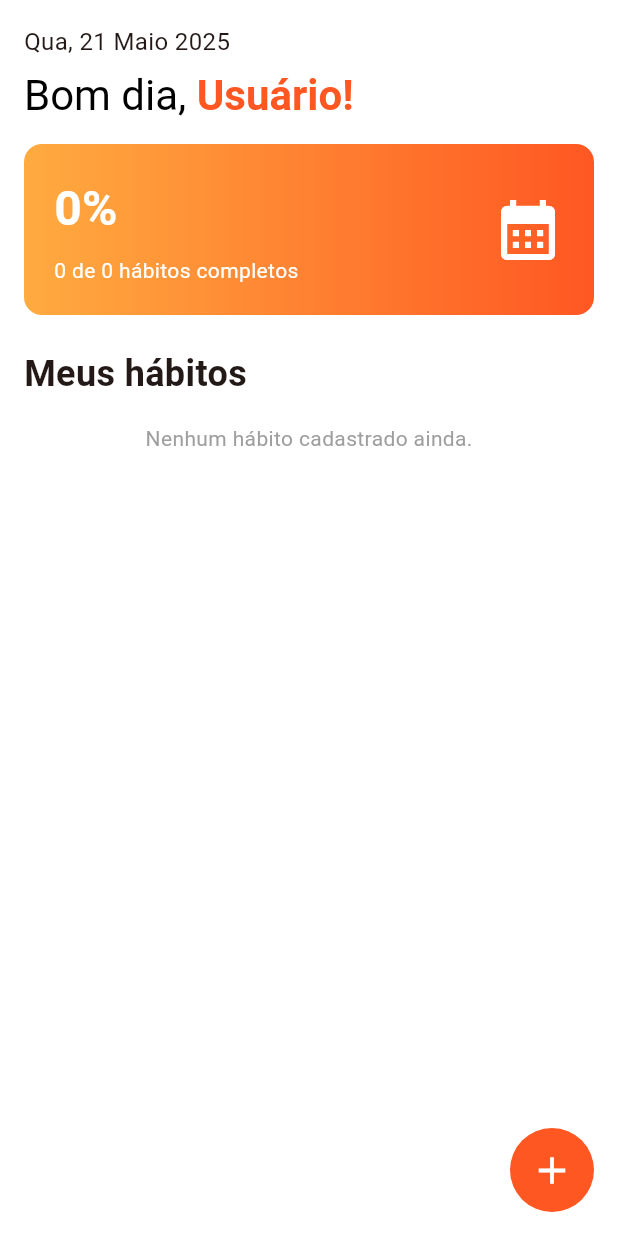
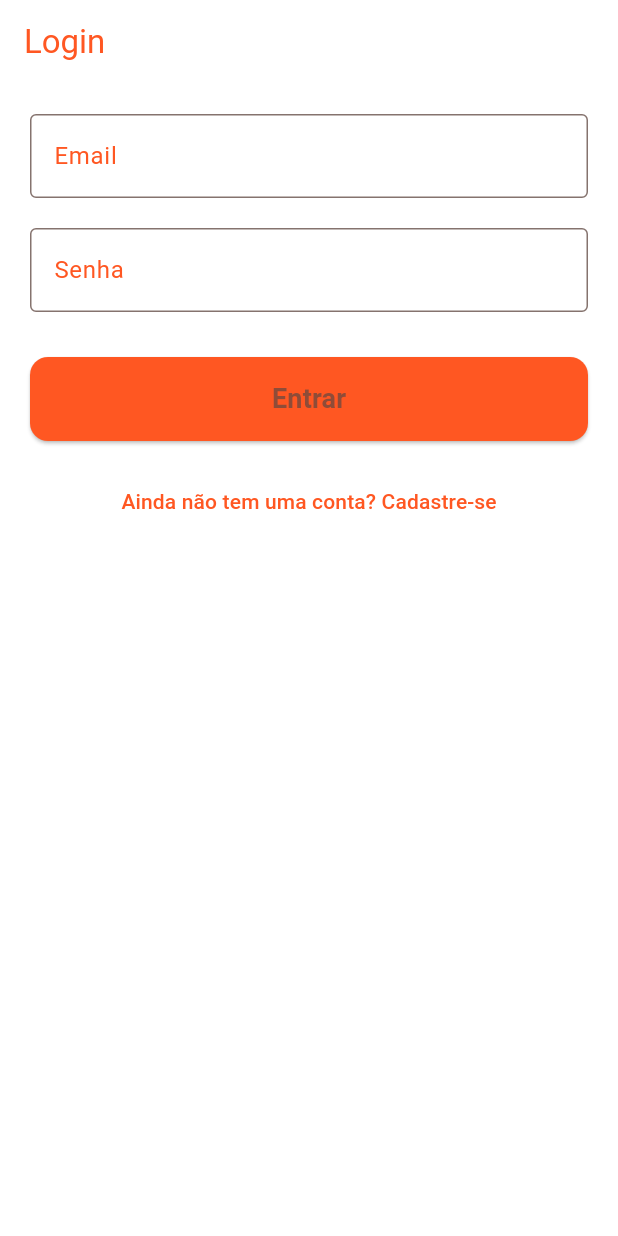
Before and after one commit to Biguelini/Aplicativo-de-Habito, a Flutter app: the screen it shows after launch, on a phone screen of 412 x 824 dp. Run offline on Flutter 3.47's test engine with Material 3 defaults, Android fonts, the phone set to English and light mode, and no system bars; our stand-ins replace cloud_firestore, firebase_auth, firebase_core; accounts and stored records are empty.

```diff
--- /dev/null
+++ b/lib/auth_gate.dart
@@ -0,0 +1,48 @@
+import 'package:firebase_auth/firebase_auth.dart';
+import 'package:flutter/material.dart';
+import 'package:flutter_aula_1/screens/login_screen.dart';
+import 'package:flutter_aula_1/screens/register_screen.dart';
+
+class AuthGate extends StatefulWidget {
+  final Widget child;
+  const AuthGate({super.key, required this.child});
+
+  @override
+  State<AuthGate> createState() => _AuthGateState();
+}
+
+class _AuthGateState extends State<AuthGate> {
+  bool _showLogin = true;
+
+  void toggleForm() {
+    setState(() {
+      _showLogin = !_showLogin;
+    });
+  }
+
+  @override
+  Widget build(BuildContext context) {
+    return StreamBuilder<User?>(
+      stream: FirebaseAuth.instance.authStateChanges(),
+      builder: (ctx, snapshot) {
+        if (snapshot.connectionState == ConnectionState.waiting) {
+          return const Scaffold(
+            body: Center(child: CircularProgressIndicator()),
+          );
+        }
+
+        if (!snapshot.hasData) {
+          // Se não estiver logado, mostra Login ou Register
+          if (_showLogin) {
+            return LoginScreen(onSwitchToRegister: toggleForm);
+          } else {
+            return RegisterScreen(onSwitchToLogin: toggleForm);
+          }
+        }
+
+        // Se estiver logado, mostra o app
+        return widget.child;
+      },
+    );
+  }
+}
--- a/lib/main.dart
+++ b/lib/main.dart
@@ -1,20 +1,21 @@
+import 'package:firebase_core/firebase_core.dart';
 import 'package:flutter/material.dart';
+import 'package:flutter_aula_1/auth_gate.dart';
+import 'package:flutter_aula_1/firebase_options.dart';
 import 'package:flutter_aula_1/providers/habito_provider.dart';
 import 'package:flutter_aula_1/screens/habito_detail_screen.dart';
 import 'package:flutter_aula_1/screens/habito_form_screen.dart';
 import 'package:flutter_aula_1/screens/home_screen.dart';
+import 'package:flutter_aula_1/screens/login_screen.dart';
+import 'package:flutter_aula_1/screens/register_screen.dart';
 import 'package:provider/provider.dart';
 
-void main() {
-  runApp(const HabitoTrackerApp());
-}
+void main() async {
+  WidgetsFlutterBinding.ensureInitialized();
+  await Firebase.initializeApp(options: DefaultFirebaseOptions.currentPlatform);
 
-class HabitoTrackerApp extends StatelessWidget {
-  const HabitoTrackerApp({super.key});
-
-  @override
-  Widget build(BuildContext context) {
-    return ChangeNotifierProvider(
+  runApp(
+    ChangeNotifierProvider(
       create: (ctx) => HabitoProvider(),
       child: MaterialApp(
         title: 'Acompanhamento de Habito',
@@ -24,13 +25,17 @@ class HabitoTrackerApp extends StatelessWidget {
           scaffoldBackgroundColor: Colors.white,
         ),
         debugShowCheckedModeBanner: false,
-        initialRoute: '/',
+        home: const AuthGate(
+          child: HomeScreen(), // ou seu widget root depois do login
+        ),
         routes: {
-          '/': (ctx) => const HomeScreen(),
           '/add-habito': (ctx) => const HabitoFormScreen(),
           '/habito-detail': (ctx) => const HabitoDetailScreen(),
+          '/login': (ctx) => const LoginScreen(),
+          '/home': (ctx) => const HomeScreen(),
+          '/register': (ctx) => const RegisterScreen(),
         },
       ),
-    );
-  }
+    ),
+  );
 }
--- /dev/null
+++ b/lib/screens/login_screen.dart
@@ -0,0 +1,143 @@
+import 'package:flutter/material.dart';
+import 'package:firebase_auth/firebase_auth.dart';
+
+class LoginScreen extends StatefulWidget {
+  final VoidCallback? onSwitchToRegister;
+
+  const LoginScreen({super.key, this.onSwitchToRegister});
+
+  @override
+  State<LoginScreen> createState() => _LoginScreenState();
+}
+
+class _LoginScreenState extends State<LoginScreen> {
+  final _formKey = GlobalKey<FormState>();
+  String _email = '';
+  String _password = '';
+  bool _isLoading = false;
+  String? _errorMessage;
+
+  Future<void> _login() async {
+    final isValid = _formKey.currentState?.validate();
+    if (!isValid!) return;
+
+    _formKey.currentState!.save();
+
+    setState(() {
+      _isLoading = true;
+      _errorMessage = null;
+    });
+
+    try {
+      await FirebaseAuth.instance.signInWithEmailAndPassword(
+        email: _email.trim(),
+        password: _password.trim(),
+      );
+      // Login bem-sucedido, navegue para a tela principal do app
+      Navigator.of(context).pushReplacementNamed('/home');
+    } on FirebaseAuthException catch (e) {
+      setState(() {
+        _errorMessage = e.message ?? 'Erro ao fazer login';
+      });
+    } finally {
+      setState(() {
+        _isLoading = false;
+      });
+    }
+  }
+
+  void _goToRegister() {
+    if (widget.onSwitchToRegister != null) {
+      widget.onSwitchToRegister!();
+    } else {
+      Navigator.of(context).pushNamed('/register');
+    }
+  }
+
+  @override
+  Widget build(BuildContext context) {
+    return Scaffold(
+      appBar: AppBar(
+        title: const Text('Login', style: TextStyle(color: Colors.deepOrange)),
+        backgroundColor: Colors.white,
+        iconTheme: const IconThemeData(color: Colors.deepOrange),
+      ),
+      body: Padding(
+        padding: const EdgeInsets.all(20),
+        child: Form(
+          key: _formKey,
+          child: ListView(
+            children: [
+              if (_errorMessage != null) ...[
+                Text(_errorMessage!, style: const TextStyle(color: Colors.red)),
+                const SizedBox(height: 12),
+              ],
+              TextFormField(
+                decoration: const InputDecoration(
+                  labelText: 'Email',
+                  labelStyle: TextStyle(color: Colors.deepOrange),
+                  border: OutlineInputBorder(),
+                ),
+                keyboardType: TextInputType.emailAddress,
+                validator: (value) {
+                  if (value == null || value.trim().isEmpty) {
+                    return 'Por favor, insira o email.';
+                  }
+                  if (!value.contains('@')) {
+                    return 'Insira um email válido.';
+                  }
+                  return null;
+                },
+                onSaved: (value) => _email = value!,
+              ),
+              const SizedBox(height: 20),
+              TextFormField(
+                decoration: const InputDecoration(
+                  labelText: 'Senha',
+                  labelStyle: TextStyle(color: Colors.deepOrange),
+                  border: OutlineInputBorder(),
+                ),
+                obscureText: true,
+                validator: (value) {
+                  if (value == null || value.trim().length < 6) {
+                    return 'A senha deve ter no mínimo 6 caracteres.';
+                  }
+                  return null;
+                },
+                onSaved: (value) => _password = value!,
+              ),
+              const SizedBox(height: 30),
+              _isLoading
+                  ? const Center(child: CircularProgressIndicator())
+                  : ElevatedButton(
+                    onPressed: _login,
+                    style: ElevatedButton.styleFrom(
+                      backgroundColor: Colors.deepOrange,
+                      padding: const EdgeInsets.symmetric(vertical: 15),
+                      shape: RoundedRectangleBorder(
+                        borderRadius: BorderRadius.circular(12),
+                      ),
+                    ),
+                    child: const Text(
+                      'Entrar',
+                      style: TextStyle(
+                        fontSize: 18,
+                        fontWeight: FontWeight.bold,
+                      ),
+                    ),
+                  ),
+              const SizedBox(height: 16),
+              TextButton(
+                onPressed: _goToRegister,
+                child: const Text(
+                  'Ainda não tem uma conta? Cadastre-se',
+                  style: TextStyle(color: Colors.deepOrange),
+                ),
+              ),
+            ],
+          ),
+        ),
+      ),
+    );
+  }
+}
--- a/pubspec.yaml
+++ b/pubspec.yaml
@@ -32,7 +32,7 @@ dependencies:
 
   intl: ^0.19.0
 
-  uuid: ^4.0.0
+  uuid: ^4.5.1
 
   flutter:
     sdk: flutter
@@ -40,6 +40,9 @@ dependencies:
   # The following adds the Cupertino Icons font to your application.
   # Use with the CupertinoIcons class for iOS style icons.
   cupertino_icons: ^1.0.8
+  firebase_core: ^3.13.1
+  cloud_firestore: ^5.6.8
+  firebase_auth: ^5.5.4
 
 dev_dependencies:
   flutter_test:
```
Also changed, not shown: lib/models/habito.dart (+34 -0 lines), lib/providers/habito_provider.dart (+35 -11 lines), lib/screens/home_screen.dart (+88 -24 lines), lib/screens/register_screen.dart (added, +172 -0 lines), firebase.json (added), lib/firebase_options.dart (added), pubspec.lock, 6 other files.
